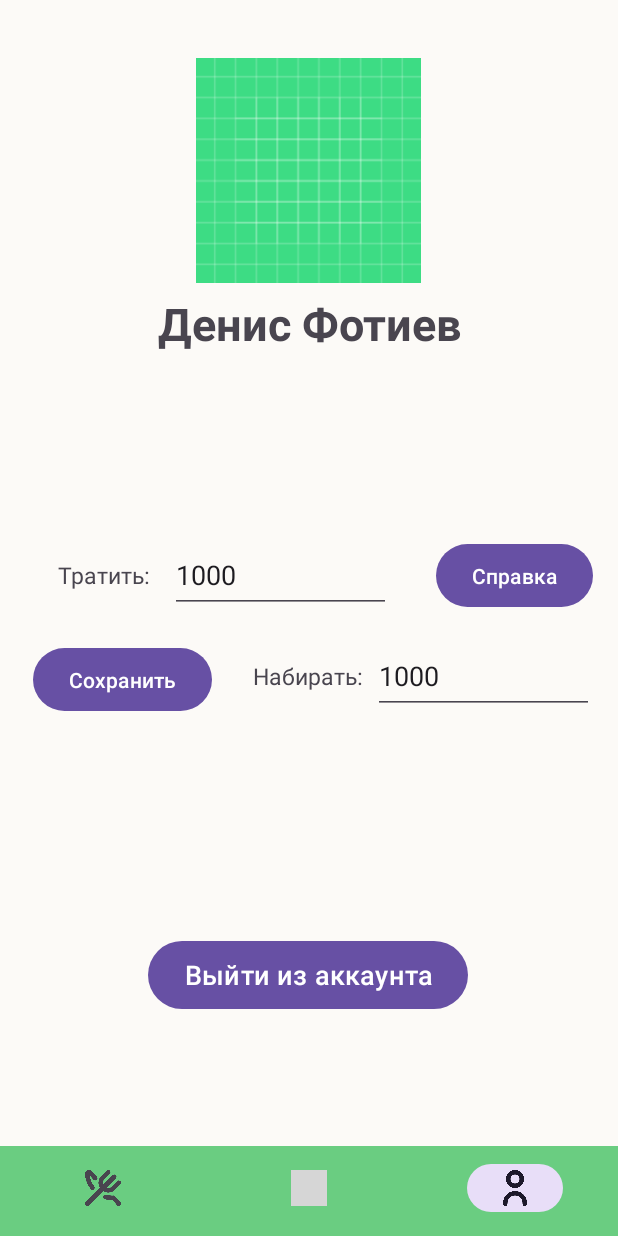
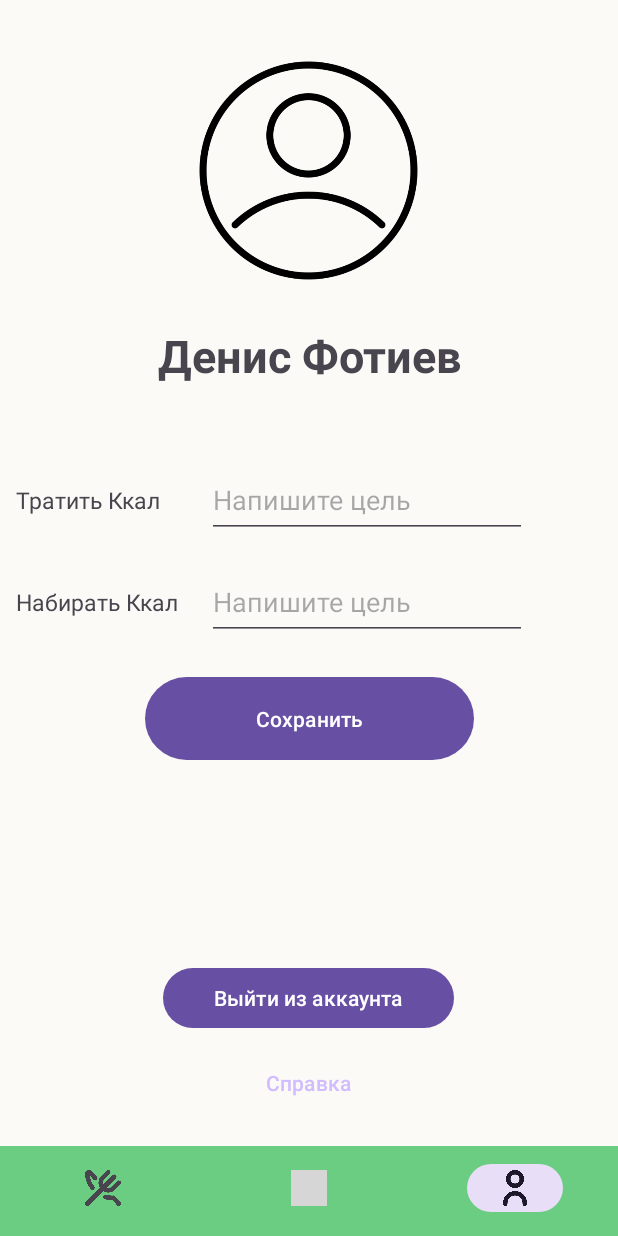
Before and after one commit to ITSDENISSKA/HeaL, an Android app: the screen it shows after launch once a user with an empty profile is signed in (MainActivity), item 3 of the bottom bar chosen, on a phone screen of 412 x 824 dp. Run offline under Robolectric (Android 15) with nearby library versions, the phone set to English and light mode, and no system bars; our stand-ins replace Firebase (no records; nobody signed in at launch, a user with empty details on screens opened directly); libraries missing offline, so code that uses them is left out: com.github.mikephil.charting; 27 statements that could not run were skipped; grey boxes are pictures that could not be loaded.

Commit message:
did some design again

```diff
--- a/app/src/main/res/layout/activity_main.xml
+++ b/app/src/main/res/layout/activity_main.xml
@@ -23,7 +23,9 @@
         android:layout_marginTop="5dp"
         android:layout_marginBottom="60dp"
         app:layout_constraintBottom_toBottomOf="parent"
-        app:layout_constraintTop_toTopOf="parent" />
+        app:layout_constraintTop_toTopOf="parent"
+        app:layout_constraintVertical_bias="0.0"
+        tools:layout_editor_absoluteX="0dp" />
 
     <com.google.android.material.bottomnavigation.BottomNavigationView
         android:id="@+id/bottom_nav_view"
--- a/app/src/main/res/layout/fragment_account.xml
+++ b/app/src/main/res/layout/fragment_account.xml
@@ -17,10 +17,10 @@
         android:textStyle="bold"
         app:layout_constraintBottom_toBottomOf="parent"
         app:layout_constraintEnd_toEndOf="parent"
-        app:layout_constraintHorizontal_bias="1.0"
+        app:layout_constraintHorizontal_bias="0.0"
         app:layout_constraintStart_toStartOf="parent"
         app:layout_constraintTop_toTopOf="parent"
-        app:layout_constraintVertical_bias="0.264" />
+        app:layout_constraintVertical_bias="0.294" />
 
     <TextView
         android:id="@+id/email"
@@ -33,28 +33,28 @@
         app:layout_constraintHorizontal_bias="0.0"
         app:layout_constraintStart_toStartOf="parent"
         app:layout_constraintTop_toTopOf="parent"
-        app:layout_constraintVertical_bias="0.319" />
+        app:layout_constraintVertical_bias="0.35" />
 
 
     <Button
         android:id="@+id/btn_logout"
-        android:layout_width="wrap_content"
-        android:layout_height="53dp"
+        android:layout_width="194dp"
+        android:layout_height="48dp"
         android:layout_margin="16dp"
         android:text="@string/quit"
-        android:textSize="18sp"
+        android:textSize="14sp"
         app:layout_constraintBottom_toBottomOf="parent"
         app:layout_constraintEnd_toEndOf="parent"
         app:layout_constraintHorizontal_bias="0.497"
         app:layout_constraintStart_toStartOf="parent"
         app:layout_constraintTop_toTopOf="parent"
-        app:layout_constraintVertical_bias="0.894" />
+        app:layout_constraintVertical_bias="0.914" />
 
     <ImageView
         android:id="@+id/imageView"
         android:layout_width="150dp"
         android:layout_height="150dp"
-        android:src="@drawable/ic_launcher_background"
+        android:src="@drawable/user"
         app:layout_constraintBottom_toBottomOf="parent"
         app:layout_constraintEnd_toEndOf="parent"
         app:layout_constraintHorizontal_bias="0.498"
@@ -64,82 +64,89 @@
 
     <Button
         android:id="@+id/btn_help"
-        android:layout_width="wrap_content"
-        android:layout_height="50dp"
+        style="@style/Widget.Material3.Button.TextButton.Snackbar"
+        android:layout_width="91dp"
+        android:layout_height="49dp"
         android:text="@string/справка"
         app:layout_constraintBottom_toBottomOf="parent"
         app:layout_constraintEnd_toEndOf="parent"
-        app:layout_constraintHorizontal_bias="0.945"
+        app:layout_constraintHorizontal_bias="0.498"
         app:layout_constraintStart_toStartOf="parent"
         app:layout_constraintTop_toTopOf="parent"
-        app:layout_constraintVertical_bias="0.499" />
+        app:layout_constraintVertical_bias="0.976"
+        app:rippleColor="#8C6969" />
+
+    <TextView
+        android:id="@+id/textView3"
+        android:layout_width="110dp"
+        android:layout_height="50dp"
+        android:layout_marginStart="10dp"
+        android:gravity="center_vertical"
+        android:text="Тратить Ккал"
+        android:textSize="15sp"
+        app:layout_constraintBottom_toBottomOf="parent"
+        app:layout_constraintEnd_toEndOf="parent"
+        app:layout_constraintHorizontal_bias="0.003"
+        app:layout_constraintStart_toStartOf="parent"
+        app:layout_constraintTop_toTopOf="parent"
+        app:layout_constraintVertical_bias="0.428" />
+
+    <EditText
+        android:id="@+id/edit_spend"
+        android:layout_width="wrap_content"
+        android:layout_height="50dp"
+        android:layout_marginStart="5dp"
+        android:layout_marginEnd="30dp"
+        android:ems="10"
+        android:hint="Напишите цель"
+        android:inputType="number"
+        app:layout_constraintBottom_toBottomOf="parent"
+        app:layout_constraintEnd_toEndOf="parent"
+        app:layout_constraintHorizontal_bias="0.288"
+        app:layout_constraintStart_toEndOf="@+id/textView3"
+        app:layout_constraintTop_toTopOf="parent"
+        app:layout_constraintVertical_bias="0.428" />
 
     <EditText
         android:id="@+id/edit_dial"
-        android:layout_width="147dp"
+        android:layout_width="wrap_content"
         android:layout_height="50dp"
+        android:layout_marginStart="5dp"
+        android:layout_marginEnd="30dp"
         android:ems="10"
+        android:hint="Напишите цель"
         android:inputType="number"
-        android:text="@string/_1000"
         app:layout_constraintBottom_toBottomOf="parent"
         app:layout_constraintEnd_toEndOf="parent"
-        app:layout_constraintHorizontal_bias="0.939"
-        app:layout_constraintStart_toStartOf="parent"
+        app:layout_constraintHorizontal_bias="0.288"
+        app:layout_constraintStart_toEndOf="@+id/textView4"
         app:layout_constraintTop_toTopOf="parent"
-        app:layout_constraintVertical_bias="0.594" />
+        app:layout_constraintVertical_bias="0.524" />
 
     <TextView
-        android:id="@+id/textView3"
-        android:layout_width="88dp"
+        android:id="@+id/textView4"
+        android:layout_width="110dp"
         android:layout_height="50dp"
-        android:gravity="center"
-        android:text="@string/тратить1"
+        android:layout_marginStart="10dp"
+        android:gravity="center_vertical"
+        android:text="Набирать Ккал"
         android:textSize="15sp"
         app:layout_constraintBottom_toBottomOf="parent"
         app:layout_constraintEnd_toEndOf="parent"
-        app:layout_constraintHorizontal_bias="0.077"
+        app:layout_constraintHorizontal_bias="0.003"
         app:layout_constraintStart_toStartOf="parent"
         app:layout_constraintTop_toTopOf="parent"
-        app:layout_constraintVertical_bias="0.499" />
-
-    <EditText
-        android:id="@+id/edit_spend"
-        android:layout_width="147dp"
-        android:layout_height="50dp"
-        android:ems="10"
-        android:inputType="number"
-        android:text="@string/_1000"
-        app:layout_constraintBottom_toBottomOf="parent"
-        app:layout_constraintEnd_toEndOf="parent"
-        app:layout_constraintHorizontal_bias="0.428"
-        app:layout_constraintStart_toStartOf="parent"
-        app:layout_constraintTop_toTopOf="parent"
-        app:layout_constraintVertical_bias="0.499" />
-
-    <TextView
-        android:id="@+id/textView4"
-        android:layout_width="88dp"
-        android:layout_height="50dp"
-        android:gravity="center"
-        android:text="@string/набирать"
-        android:textSize="15sp"
-        app:layout_constraintBottom_toBottomOf="parent"
-        app:layout_constraintEnd_toEndOf="parent"
-        app:layout_constraintHorizontal_bias="0.495"
-        app:layout_constraintStart_toStartOf="parent"
-        app:layout_constraintTop_toTopOf="parent"
-        app:layout_constraintVertical_bias="0.594" />
+        app:layout_constraintVertical_bias="0.524" />
 
     <Button
         android:id="@+id/btn_save"
-        android:layout_width="wrap_content"
-        android:layout_height="50dp"
+        android:layout_width="219dp"
+        android:layout_height="63dp"
         android:text="@string/сохранить"
         app:layout_constraintBottom_toBottomOf="parent"
         app:layout_constraintEnd_toEndOf="parent"
-        app:layout_constraintHorizontal_bias="0.076"
         app:layout_constraintStart_toStartOf="parent"
         app:layout_constraintTop_toTopOf="parent"
-        app:layout_constraintVertical_bias="0.596" />
+        app:layout_constraintVertical_bias="0.636" />
 
 </androidx.constraintlayout.widget.ConstraintLayout>
```
Also changed, not shown: app/src/main/java/com/example/heal/FoodFragment.java (+1 -19 lines), app/src/main/res/drawable/portrait.png (added), app/src/main/res/drawable/user.png (added).
